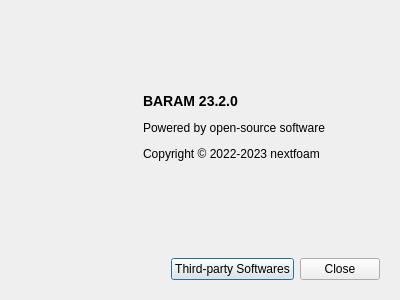
Old version of the form baramFlow/view/main_window/menu/help/about_dialog.ui in the repository nextfoam/baram.
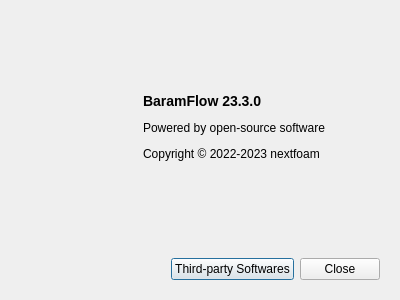
New version of the form.

Commit message: BARAM 23.3.0 about page

```diff
--- a/baramFlow/view/main_window/menu/help/about_dialog.ui
+++ b/baramFlow/view/main_window/menu/help/about_dialog.ui
@@ -90,7 +90,7 @@
          </sizepolicy>
         </property>
         <property name="text">
-         <string>&lt;p&gt;&lt;b&gt;&lt;font size=&quot;4&quot;&gt;BARAM 23.2.0&lt;/font&gt;&lt;/b&gt;&lt;/p&gt;
+         <string>&lt;p&gt;&lt;b&gt;&lt;font size=&quot;4&quot;&gt;BaramFlow 23.3.0&lt;/font&gt;&lt;/b&gt;&lt;/p&gt;
 
 &lt;p&gt;Powered by open-source software&lt;/p&gt;
 
```
The commit also changes 1 other file.
